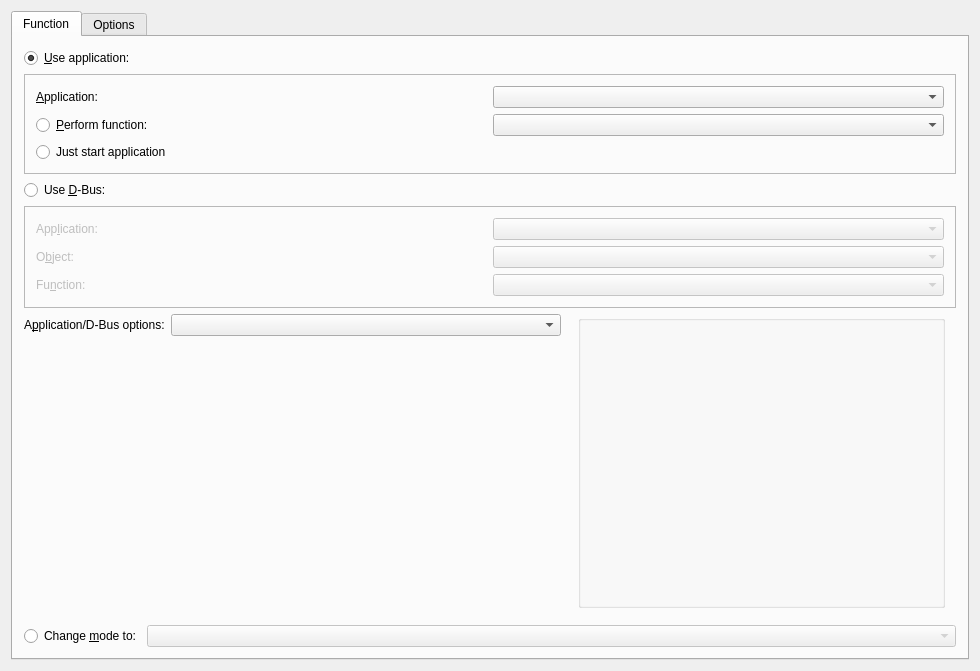
The window that kcmlirc/editactionbase.ui (KDE/kremotecontrol) describes before a commit, drawn with Qt 5.
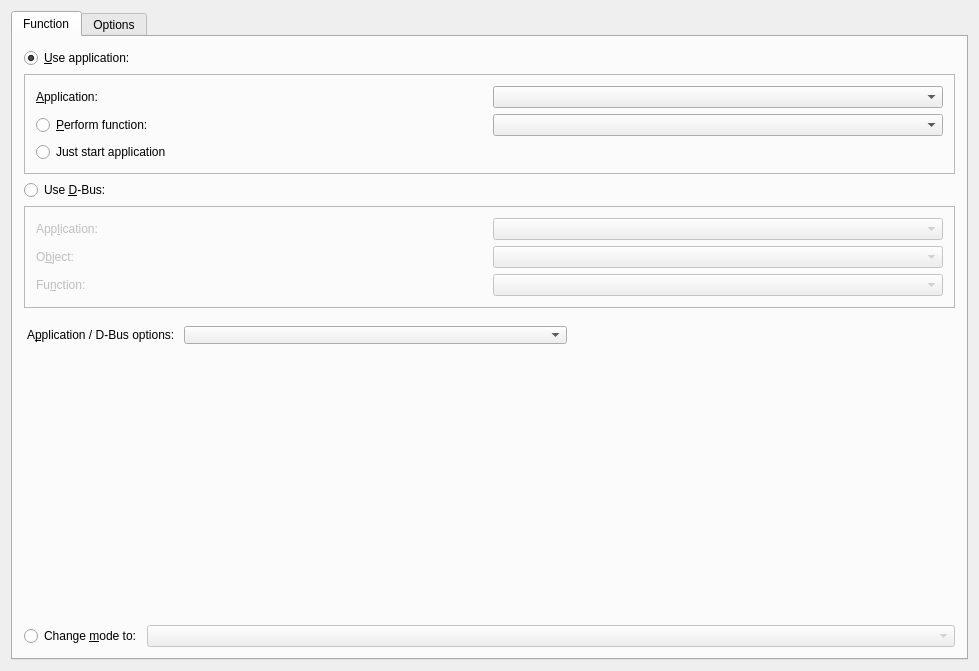
The same window after the commit. The open tabs and pages were chosen to show the change. Custom widgets are drawn as their Qt base class.

Commit message: ediaction: layout improvements

Diff of the .ui file:
```diff
--- a/kcmlirc/editactionbase.ui
+++ b/kcmlirc/editactionbase.ui
@@ -5,7 +5,7 @@
    <rect>
     <x>0</x>
     <y>0</y>
-    <width>980</width>
+    <width>979</width>
     <height>671</height>
    </rect>
   </property>
@@ -199,8 +199,11 @@
         <layout class="QGridLayout" >
          <item row="0" column="0" >
           <widget class="QLabel" name="theAppDbusOptionsLabel" >
+           <property name="styleSheet" >
+            <string notr="true" >margin-top:12px;</string>
+           </property>
            <property name="text" >
-            <string>A&amp;pplication/D-Bus options:</string>
+            <string>A&amp;pplication / D-Bus options:</string>
            </property>
            <property name="wordWrap" >
             <bool>false</bool>
@@ -221,13 +224,13 @@
            <property name="currentIndex" >
             <number>3</number>
            </property>
-           <widget class="QWidget" name="valuesPage1" >
+           <widget class="QWidget" name="valuesPage0" >
             <property name="enabled" >
              <bool>true</bool>
             </property>
             <layout class="QVBoxLayout" name="verticalLayout" >
              <property name="topMargin" >
-              <number>1</number>
+              <number>0</number>
              </property>
              <item>
               <widget class="KEditListBox" name="theValueEditListBox" >
@@ -244,6 +247,29 @@
              </item>
             </layout>
            </widget>
+           <widget class="QWidget" name="valuesPage1" >
+            <layout class="QVBoxLayout" name="verticalLayout5" >
+             <property name="topMargin" >
+              <number>12</number>
+             </property>
+             <item>
+              <widget class="KIntNumInput" name="theValueIntNumInput" />
+             </item>
+             <item>
+              <spacer name="verticalSpacer_5" >
+               <property name="orientation" >
+                <enum>Qt::Vertical</enum>
+               </property>
+               <property name="sizeHint" stdset="0" >
+                <size>
+                 <width>20</width>
+                 <height>40</height>
+                </size>
+               </property>
+              </spacer>
+             </item>
+            </layout>
+           </widget>
            <widget class="QWidget" name="valuesPage2" >
             <layout class="QVBoxLayout" name="verticalLayout_2" >
              <property name="topMargin" >
@@ -373,6 +399,9 @@
              <height>0</height>
             </size>
            </property>
+           <property name="styleSheet" >
+            <string notr="true" >margin-top:12px;</string>
+           </property>
           </widget>
          </item>
         </layout>
```
Left out of the diff: 48 changed lines with no effect on the pictures. The commit also changes 1 other file.
